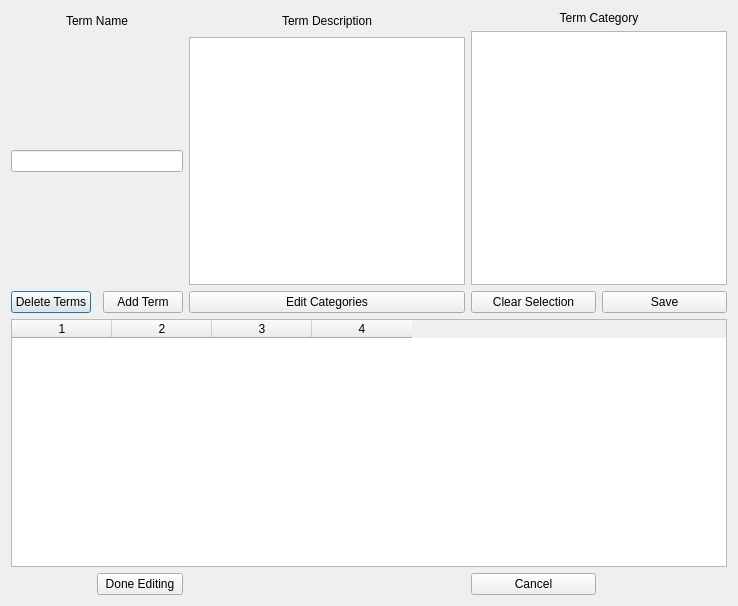
Qt form View/EditAndAddTermsDialog.ui (wcrandall/Studier) before a commit.
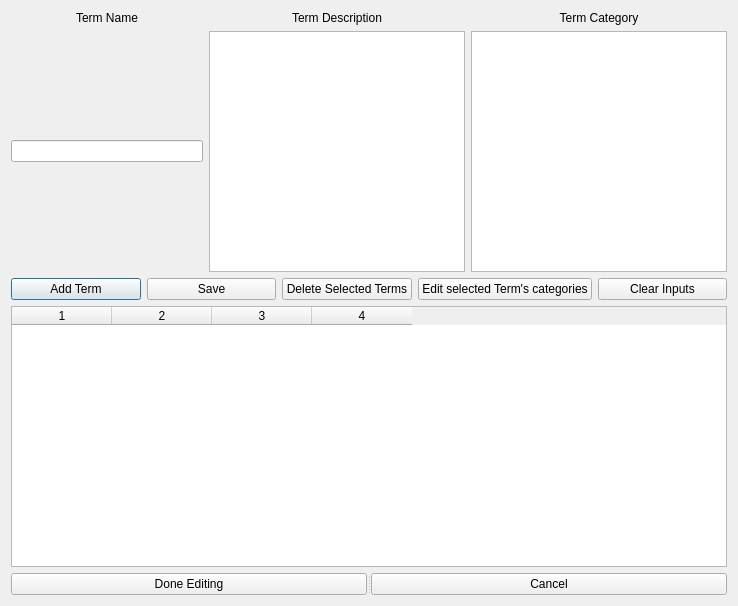
The same form after that commit.

```diff
--- a/View/EditAndAddTermsDialog.ui
+++ b/View/EditAndAddTermsDialog.ui
@@ -16,7 +16,17 @@
   <layout class="QGridLayout" name="gridLayout_2">
    <item row="0" column="0">
     <layout class="QGridLayout" name="gridLayout">
-     <item row="0" column="3" rowspan="2">
+     <item row="0" column="0">
+      <widget class="QLabel" name="TermNameLabel">
+       <property name="text">
+        <string>Term Name</string>
+       </property>
+       <property name="alignment">
+        <set>Qt::AlignCenter</set>
+       </property>
+      </widget>
+     </item>
+     <item row="0" column="1">
       <widget class="QLabel" name="TermDescriptionLabel">
        <property name="text">
         <string>Term Description</string>
@@ -26,7 +36,7 @@
        </property>
       </widget>
      </item>
-     <item row="0" column="4" colspan="2">
+     <item row="0" column="2">
       <widget class="QLabel" name="TermCategoryLabel">
        <property name="text">
         <string>Term Category</string>
@@ -36,51 +46,57 @@
        </property>
       </widget>
      </item>
-     <item row="1" column="4" rowspan="2" colspan="2">
-      <widget class="QListWidget" name="CategoryListWidget"/>
-     </item>
-     <item row="2" column="0" colspan="3">
+     <item row="1" column="0">
       <widget class="QLineEdit" name="TermNameLineEdit"/>
      </item>
-     <item row="2" column="3">
+     <item row="1" column="1">
       <widget class="QTextEdit" name="TermDescriptionTextEdit"/>
      </item>
-     <item row="3" column="0">
-      <widget class="QPushButton" name="DeleteTermsButton">
-       <property name="text">
-        <string>Delete Terms</string>
-       </property>
-      </widget>
+     <item row="1" column="2">
+      <widget class="QListWidget" name="CategoryListWidget"/>
      </item>
-     <item row="3" column="2">
+    </layout>
+   </item>
+   <item row="1" column="0">
+    <layout class="QHBoxLayout" name="horizontalLayout">
+     <item>
       <widget class="QPushButton" name="AddTermButton">
        <property name="text">
         <string>Add Term</string>
        </property>
       </widget>
      </item>
-     <item row="3" column="3">
-      <widget class="QPushButton" name="EditCategoriesButton">
-       <property name="text">
-        <string>Edit Categories</string>
-       </property>
-      </widget>
-     </item>
-     <item row="3" column="4">
-      <widget class="QPushButton" name="ClearSelectionButton">
-       <property name="text">
-        <string>Clear Selection</string>
-       </property>
-      </widget>
-     </item>
-     <item row="3" column="5">
+     <item>
       <widget class="QPushButton" name="SaveButton">
        <property name="text">
         <string>Save</string>
        </property>
       </widget>
      </item>
-     <item row="4" column="0" colspan="6">
+     <item>
+      <widget class="QPushButton" name="DeleteTermsButton">
+       <property name="text">
+        <string>Delete Selected Terms</string>
+       </property>
+      </widget>
+     </item>
+     <item>
+      <widget class="QPushButton" name="EditCategoriesButton">
+       <property name="text">
+        <string>Edit selected Term's categories</string>
+       </property>
+      </widget>
+     </item>
+     <item>
+      <widget class="QPushButton" name="ClearSelectionButton">
+       <property name="text">
+        <string>Clear Inputs</string>
+       </property>
+      </widget>
+     </item>
+    </layout>
+   </item>
+   <item row="2" column="0">
       <widget class="QTableWidget" name="TermsToEditTableWidget">
        <property name="layoutDirection">
         <enum>Qt::LeftToRight</enum>
@@ -103,31 +119,22 @@
        <column/>
       </widget>
      </item>
-     <item row="5" column="1" colspan="2">
+   <item row="3" column="0">
+    <widget class="QSplitter" name="splitter">
+     <property name="orientation">
+      <enum>Qt::Horizontal</enum>
+     </property>
       <widget class="QPushButton" name="DoneEditingButton">
        <property name="text">
         <string>Done Editing</string>
        </property>
       </widget>
-     </item>
-     <item row="5" column="4">
       <widget class="QPushButton" name="CancelButton">
        <property name="text">
         <string>Cancel</string>
        </property>
       </widget>
-     </item>
-     <item row="0" column="0" rowspan="2" colspan="3">
-      <widget class="QLabel" name="TermNameLabel">
-       <property name="text">
-        <string>Term Name</string>
-       </property>
-       <property name="alignment">
-        <set>Qt::AlignCenter</set>
-       </property>
-      </widget>
-     </item>
-    </layout>
+    </widget>
    </item>
   </layout>
  </widget>
```
Lines whose indentation alone changed are shown as unchanged.
